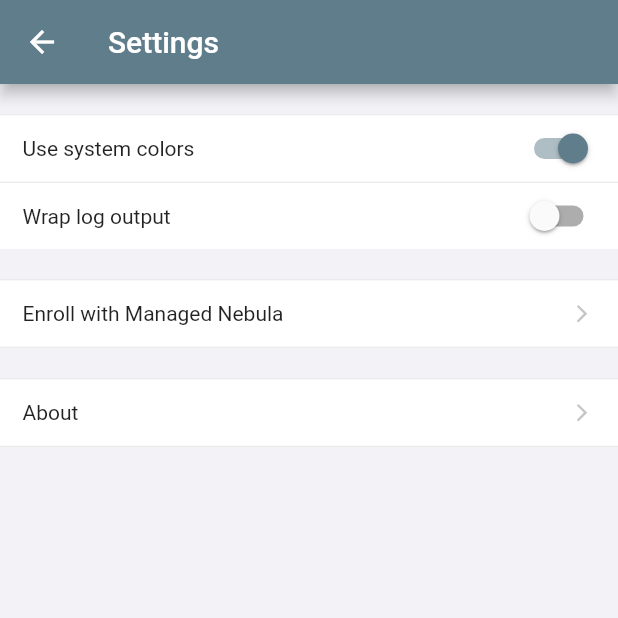
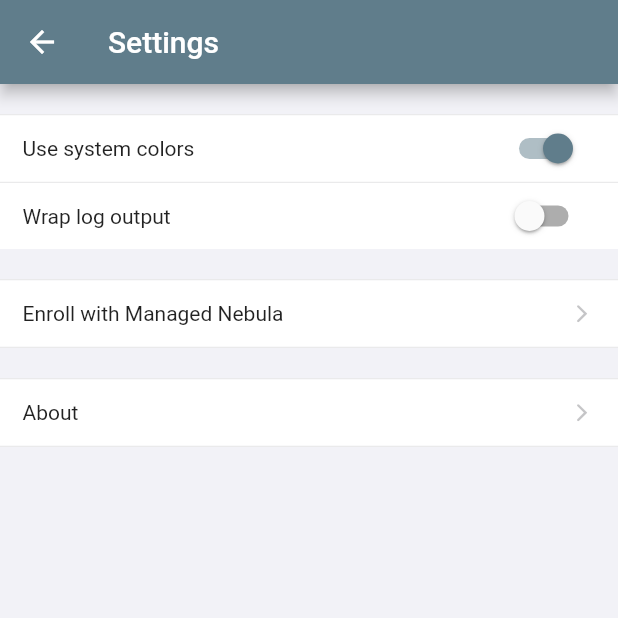
Before and after one commit to DefinedNet/mobile_nebula, a Flutter app: the screen it shows after launch, after a tap on the "menu" icon, on a phone screen of 412 x 824 dp, the top half of it. Run offline on Flutter 3.47's test engine with Material 3 defaults, Android fonts, the phone set to English and light mode, and no system bars; drawn by our look-alikes of flutter_platform_widgets; our stand-ins replace file_picker, flutter_svg, package_info_plus, pull_to_refresh, sentry_flutter, share_plus; missing offline and left inert: mobile_scanner; Roboto replaces fonts that are missing (PublicSans).

Commit message:
Fix other padding

```diff
--- a/lib/components/config/ConfigItem.dart
+++ b/lib/components/config/ConfigItem.dart
@@ -22,7 +22,7 @@ class ConfigItem extends StatelessWidget {
   Widget build(BuildContext context) {
     return Container(
         color: Utils.configItemBackground(context),
-        padding: EdgeInsets.only(top: 2, bottom: 2, left: 15, right: 10),
+        padding: EdgeInsets.only(top: 2, bottom: 2, left: 15, right: 20),
         constraints: BoxConstraints(minHeight: Utils.minInteractiveSize),
         child: Row(
           crossAxisAlignment: crossAxisAlignment,
```
